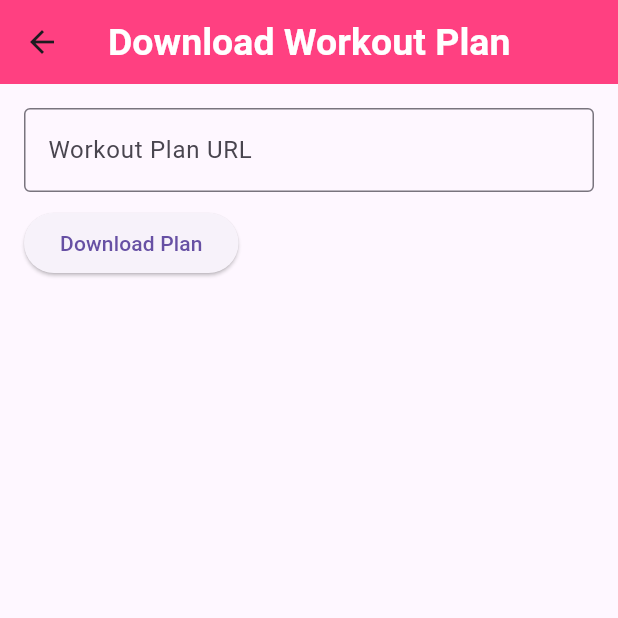
After one commit to Karthikeya02/move, a Flutter app: the screen it shows after launch, after a tap on "Download Workout Plan", on a phone screen of 412 x 824 dp, the top half of it. The commit adds this screen. Run offline on Flutter 3.47's test engine with Material 3 defaults, Android fonts, the phone set to English and light mode, and no system bars.

Commit message:
Added workout plan (json) parsing

```diff
--- a/lib/models/workout_model.dart
+++ b/lib/models/workout_model.dart
@@ -1,26 +1,61 @@
 class Workout {
-  final String date; // Date when the workout was recorded
-  final List<ExerciseResult> exerciseResults;
+  final String name;
+  final String date; // Always stores the present date
   final List<Exercise> exercises;
+  final List<ExerciseResult> exerciseResults; // Added missing field
 
   Workout({
+    required this.name,
     required this.date,
-    required this.exerciseResults,
-  required this.exercises,
+    required this.exercises,
+    this.exerciseResults = const [], // Default to empty list
   });
+
+  /// Factory method to create a Workout from JSON
+  factory Workout.fromJson(Map<String, dynamic> json) {
+    return Workout(
+      name: json['name'] ?? "Unnamed Workout",
+      date: DateTime.now().toIso8601String(), // Auto-set present date
+      exercises: (json['exercises'] as List?)?.map((exercise) => Exercise.fromJson(exercise)).toList() ?? [],
+      exerciseResults: (json['exerciseResults'] as List?)?.map((result) => ExerciseResult.fromJson(result)).toList() ?? [], // Parse exerciseResults if available
+    );
+  }
 }
 
 class Exercise {
   final String name;
-  final String type; // 'seconds', 'reps', 'meters'
+  final int target;
+  final String unit;
+  final String type; // Added missing field
 
-  Exercise(this.name, this.type);
+  Exercise({required this.name, required this.target, required this.unit, this.type = ""});
+
+  /// Factory method to create Exercise from JSON
+  factory Exercise.fromJson(Map<String, dynamic> json) {
+    return Exercise(
+      name: json['name'] ?? "Unknown",
+      target: json['target'] ?? 0,
+      unit: json['unit'] ?? "",
+      type: json.containsKey('type') ? json['type'] : json['unit'], // Default to unit if type is missing
+    );
+  }
 }
 
 class ExerciseResult {
   final String name;
-  final String type;
-  final int output; // The value entered by the user (e.g., seconds, reps, meters)
+  final String unit;
+  final int output;
+  final String type; // Keeping type for compatibility
 
-  ExerciseResult(this.name, this.type, this.output);
+  ExerciseResult({required this.name, required this.unit, required this.output, this.type = ""});
+
+  /// Factory method to create ExerciseResult from JSON
+  factory ExerciseResult.fromJson(Map<String, dynamic> json) {
+    return ExerciseResult(
+      name: json['name'] ?? "Unknown",
+      unit: json['unit'] ?? "Unknown",
+      output: json['output'] ?? 0,
+      type: json.containsKey('type') ? json['type'] : json['unit'],
+    );
+  }
 }
--- /dev/null
+++ b/lib/workout_details/download_workout_page.dart
@@ -0,0 +1,218 @@
+import 'package:flutter/material.dart';
+import 'dart:convert';
+import 'package:http/http.dart' as http;
+import 'package:html/parser.dart' as htmlParser;
+import '../models/workout_model.dart';
+
+class DownloadWorkoutPage extends StatefulWidget {
+  @override
+  _DownloadWorkoutPageState createState() => _DownloadWorkoutPageState();
+}
+
+class _DownloadWorkoutPageState extends State<DownloadWorkoutPage> {
+  final TextEditingController _urlController = TextEditingController();
+  Workout? _workoutPlan;
+  String? _errorMessage;
+  List<String> _jsonLinks = [];
+
+  Future<void> _fetchContent() async {
+    final url = _urlController.text.trim();
+    if (url.isEmpty) {
+      setState(() {
+        _errorMessage = "Please enter a valid URL.";
+      });
+      return;
+    }
+
+    try {
+      final response = await http.get(Uri.parse(url));
+      if (response.statusCode == 200) {
+        final contentType = response.headers['content-type'] ?? "";
+
+        if (contentType.contains("application/json")) {
+          // Direct JSON response
+          _parseWorkoutJson(response.body);
+        } else if (contentType.contains("text/html")) {
+          // HTML response, extract JSON links
+          _extractJsonLinks(response.body, url);
+        } else {
+          setState(() {
+            _errorMessage = "Unsupported content type: $contentType";
+          });
+        }
+      } else {
+        setState(() {
+          _errorMessage = "Failed to fetch content. Please check the URL.";
+        });
+      }
+    } catch (e) {
+      setState(() {
+        _errorMessage = "Error fetching content: $e";
+      });
+    }
+  }
+
+  void _parseWorkoutJson(String jsonStr) {
+    try {
+      final data = json.decode(jsonStr);
+      if (data != null && data.containsKey('name') && data.containsKey('exercises')) {
+        setState(() {
+          _workoutPlan = Workout.fromJson(data);
+          _errorMessage = null;
+        });
+      } else {
+        setState(() {
+          _errorMessage = "Invalid workout plan data.";
+          _workoutPlan = null;
+        });
+      }
+    } catch (e) {
+      setState(() {
+        _errorMessage = "Invalid JSON format.";
+      });
+    }
+  }
+
+  void _extractJsonLinks(String htmlContent, String baseUrl) {
+    try {
+      final document = htmlParser.parse(htmlContent);
+      final links = document.querySelectorAll('a');
+      List<String> jsonUrls = [];
+
+      for (var link in links) {
+        final href = link.attributes['href'];
+        if (href != null && href.endsWith('.json')) {
+          // Convert relative URLs to absolute
+          final absoluteUrl = Uri.parse(baseUrl).resolve(href).toString();
+          jsonUrls.add(absoluteUrl);
+        }
+      }
+
+      setState(() {
+        if (jsonUrls.isEmpty) {
+          _errorMessage = "No JSON links found on the page.";
+          _jsonLinks = [];
+        } else {
+          _jsonLinks = jsonUrls;
+          _errorMessage = null;
+        }
+      });
+    } catch (e) {
+      setState(() {
+        _errorMessage = "Error parsing HTML: $e";
+      });
+    }
+  }
+
+  Future<void> _fetchSelectedWorkout(String jsonUrl) async {
+    try {
+      final response = await http.get(Uri.parse(jsonUrl));
+      if (response.statusCode == 200) {
+        _parseWorkoutJson(response.body);
+      } else {
+        setState(() {
+          _errorMessage = "Failed to fetch selected workout plan.";
+        });
+      }
+    } catch (e) {
+      setState(() {
+        _errorMessage = "Error fetching workout plan: $e";
+      });
+    }
+  }
+
+  void _saveWorkout() {
+    // Implement logic to save workout locally (e.g., database or file storage)
+    ScaffoldMessenger.of(context).showSnackBar(
+      SnackBar(content: Text("Workout plan saved successfully!")),
+    );
+  }
+
+  void _discardWorkout() {
+    setState(() {
+      _workoutPlan = null;
+    });
+  }
+
+  @override
+  Widget build(BuildContext context) {
+    return Scaffold(
+      appBar: AppBar(title: Text("Download Workout Plan")),
+      body: Padding(
+        padding: const EdgeInsets.all(16.0),
+        child: Column(
+          crossAxisAlignment: CrossAxisAlignment.start,
+          children: [
+            TextField(
+              controller: _urlController,
+              decoration: InputDecoration(
+                labelText: "Workout Plan URL",
+                border: OutlineInputBorder(),
+              ),
+            ),
+            SizedBox(height: 10),
+            ElevatedButton(
+              onPressed: _fetchContent,
+              child: Text("Download Plan"),
+            ),
+            if (_errorMessage != null) ...[
+              SizedBox(height: 10),
+              Text(_errorMessage!, style: TextStyle(color: Colors.red)),
+            ],
+            if (_jsonLinks.isNotEmpty) ...[
+              SizedBox(height: 20),
+              Text("Select a JSON Workout Plan:", style: TextStyle(fontWeight: FontWeight.bold)),
+              Expanded(
+                child: ListView.builder(
+                  itemCount: _jsonLinks.length,
+                  itemBuilder: (context, index) {
+                    return ListTile(
+                      title: Text(_jsonLinks[index]),
+                      trailing: ElevatedButton(
+                        onPressed: () => _fetchSelectedWorkout(_jsonLinks[index]),
+                        child: Text("Load"),
+                      ),
+                    );
+                  },
+                ),
+              ),
+            ],
+            if (_workoutPlan != null) ...[
+              SizedBox(height: 20),
+              Text("Workout Date: ${_workoutPlan!.date}",
+                  style: TextStyle(fontSize: 18, fontWeight: FontWeight.bold)),
+              Expanded(
+                child: _workoutPlan!.exercises.isNotEmpty
+                    ? ListView.builder(
+                  itemCount: _workoutPlan!.exercises.length,
+                  itemBuilder: (context, index) {
+                    final exercise = _workoutPlan!.exercises[index];
+                    return ListTile(
+                      title: Text(exercise.name),
+                      subtitle: Text("Target: ${exercise.target} ${exercise.unit}"),
+                    );
+                  },
+                )
+                    : Center(child: Text("No exercises found in the workout plan.")),
+              ),
+              Row(
+                mainAxisAlignment: MainAxisAlignment.spaceEvenly,
+                children: [
+                  ElevatedButton(
+                    onPressed: _saveWorkout,
+                    child: Text("Save Plan"),
+                  ),
+                  ElevatedButton(
+                    onPressed: _discardWorkout,
+                    child: Text("Discard"),
+                    style: ElevatedButton.styleFrom(backgroundColor: Colors.red),
+                  ),
+                ],
+              ),
+            ],
+          ],
+        ),
+      ),
+    );
+  }
+}
--- a/lib/workout_details/workout_details.dart
+++ b/lib/workout_details/workout_details.dart
@@ -1,6 +1,6 @@
 import 'package:flutter/material.dart';
 import 'package:move/score_widget.dart';
-import '../models/workout_model.dart'; // Import your workout model to access Workout and ExerciseResult classes
+import '../models/workout_model.dart';
 
 class WorkoutDetails extends StatelessWidget {
   final Workout workout;
--- a/lib/workout_details/workout_history_page.dart
+++ b/lib/workout_details/workout_history_page.dart
@@ -5,6 +5,7 @@ import '../main.dart';
 import '../score_widget.dart';
 import 'package:intl/intl.dart';
 import 'package:move/workout_details/workout_details.dart';
+import 'download_workout_page.dart';
 
 class WorkoutHistoryPage extends StatelessWidget {
   @override
@@ -24,7 +25,7 @@ class WorkoutHistoryPage extends StatelessWidget {
                 final workout = workouts[index];
                 return ListTile(
                   title: Text(
-                      DateFormat('yyyy-MM-dd h:mm a').format(DateTime.parse(workout.date)), // Format DateTime
+                    DateFormat('yyyy-MM-dd h:mm a').format(DateTime.parse(workout.date)), // Format DateTime
                   ),
                   subtitle: Text('Exercises: ${workout.exercises.length}'),
                   onTap: () {
@@ -63,6 +64,20 @@ class WorkoutHistoryPage extends StatelessWidget {
             },
             child: Icon(Icons.add),
           ),
+          SizedBox(height: 10),
+          FloatingActionButton.extended(
+            onPressed: () {
+              Navigator.push(
+                context,
+                MaterialPageRoute(
+                  builder: (context) => DownloadWorkoutPage(),
+                ),
+              );
+            },
+            icon: Icon(Icons.download),
+            label: Text("Download Workout Plan"),
+            backgroundColor: Colors.green,
+          ),
         ],
       ),
     );
--- a/pubspec.yaml
+++ b/pubspec.yaml
@@ -32,6 +32,8 @@ dependencies:
     sdk: flutter
   provider: ^6.0.5
   intl: ^0.17.0
+  http: ^0.13.6
+  html: ^0.15.0
 
 
   # The following adds the Cupertino Icons font to your application.
```
Also changed, not shown: lib/workout_details/workout_recording_page.dart (+19 -12 lines), pubspec.lock.
